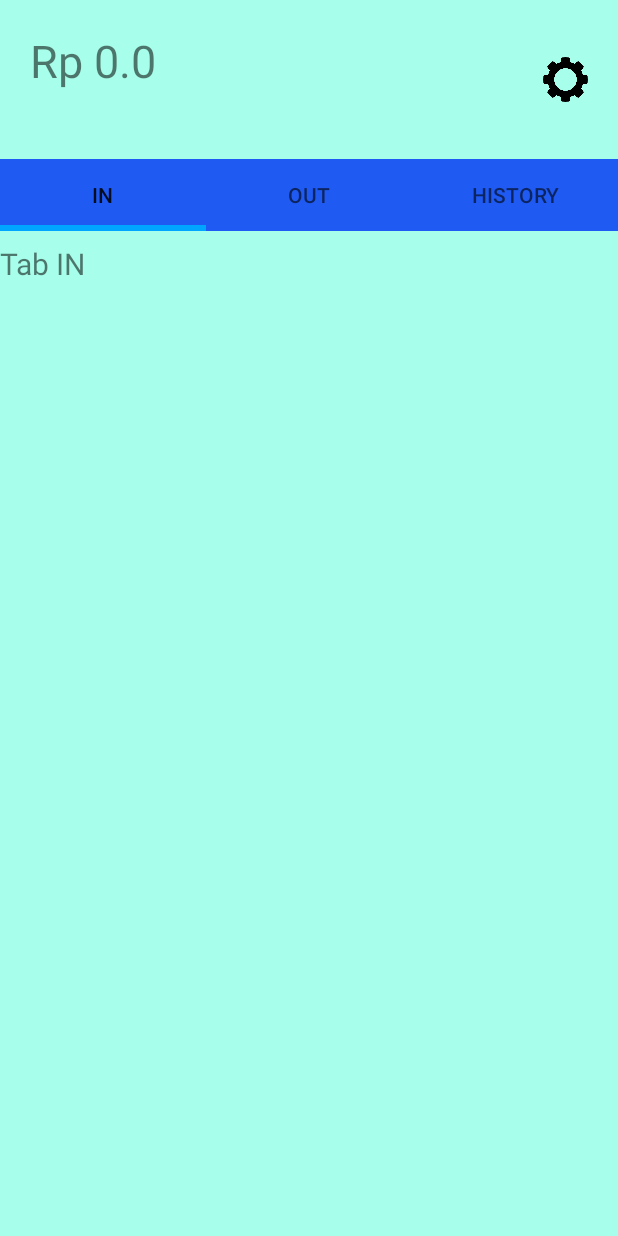
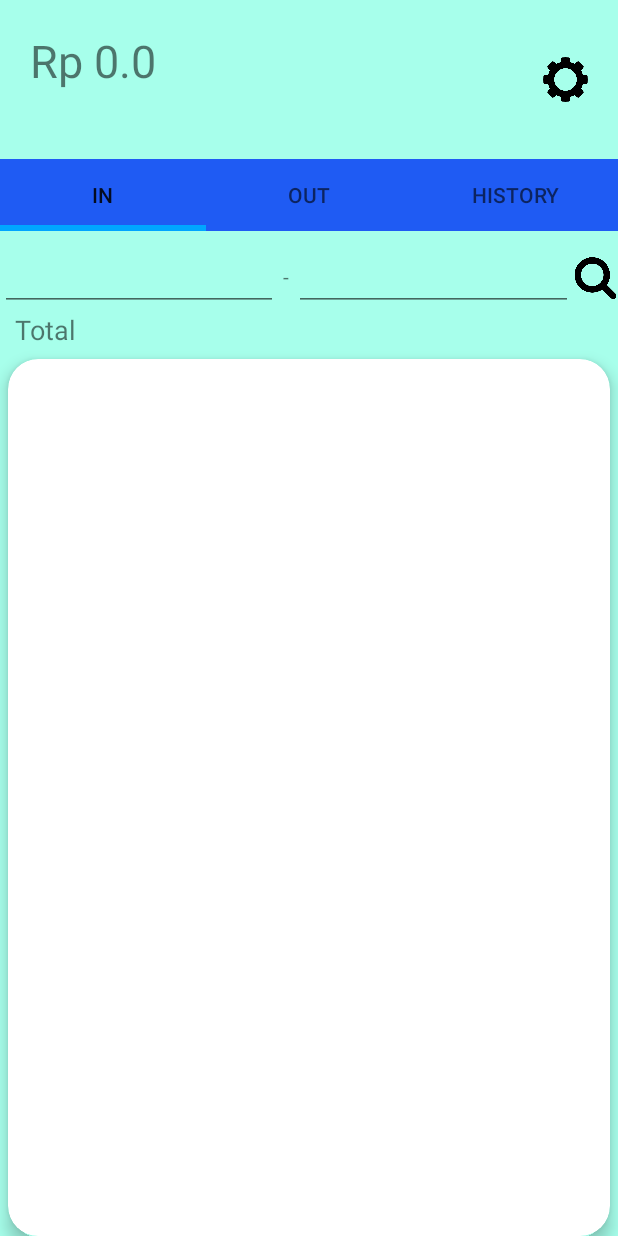
Before and after one commit to kaconk17/VDompet, an Android app: the TabInFrag screen opened directly, with no data from a screen before it, on a phone screen of 412 x 824 dp. Run offline under Robolectric (Android 15) with nearby library versions, the phone set to English and light mode, and no system bars; our stand-ins replace CircleImageView; 5 statements that could not run were skipped.

Commit message:
in layout

```diff
--- a/app/src/main/res/layout/fragment_in.xml
+++ b/app/src/main/res/layout/fragment_in.xml
@@ -1,17 +1,70 @@
 <?xml version="1.0" encoding="utf-8"?>
-<ScrollView xmlns:android="http://schemas.android.com/apk/res/android"
+<LinearLayout xmlns:android="http://schemas.android.com/apk/res/android"
+    xmlns:app="http://schemas.android.com/apk/res-auto"
+    xmlns:tools="http://schemas.android.com/tools"
     android:layout_width="match_parent"
-    android:layout_height="match_parent">
+    android:layout_height="match_parent"
+    android:orientation="vertical"
+    android:background="@color/bgcolor">
     <LinearLayout
         android:layout_width="match_parent"
         android:layout_height="wrap_content"
-        android:orientation="vertical">
+        android:orientation="horizontal"
+        android:gravity="center_vertical">
+        <EditText
+            android:id="@+id/in_date1"
+            android:layout_width="wrap_content"
+            android:layout_height="wrap_content"
+            android:inputType="date"
+            android:focusable="false"
+            android:cursorVisible="false"
+            android:layout_weight=".20"/>
         <TextView
-            android:id="@+id/txttest"
-            android:layout_width="match_parent"
+            android:layout_width="wrap_content"
             android:layout_height="wrap_content"
-            android:text="Tab IN"
-            android:textSize="20dp"/>
+            android:text=" - "/>
+        <EditText
+            android:id="@+id/in_date2"
+            android:layout_width="wrap_content"
+            android:layout_height="wrap_content"
+            android:inputType="date"
+            android:focusable="false"
+            android:cursorVisible="false"
+            android:layout_weight=".20"/>
+        <ImageButton
+            android:layout_width="30dp"
+            android:layout_height="30dp"
+            android:src="@drawable/search_ic"
+            android:background="@color/bgcolor"
+            android:scaleType="fitXY"/>
+
+
     </LinearLayout>
+<TextView
+    android:id="@+id/total_in"
+    android:layout_width="match_parent"
+    android:layout_height="wrap_content"
+    android:textSize="18dp"
+    android:layout_marginLeft="10dp"
+    android:text="Total"/>
 
-</ScrollView>
+       <androidx.cardview.widget.CardView
+           app:cardElevation="6dp"
+           app:cardCornerRadius="20dp"
+           android:layout_marginTop="7dp"
+           android:layout_marginLeft="5dp"
+           android:layout_marginRight="5dp"
+           android:layout_width="match_parent"
+           android:layout_height="match_parent">
+
+           <androidx.recyclerview.widget.RecyclerView
+               android:id="@+id/list_in"
+               android:layout_width="match_parent"
+               android:layout_height="match_parent">
+
+           </androidx.recyclerview.widget.RecyclerView>
+
+       </androidx.cardview.widget.CardView>
+
+
+</LinearLayout>
```
Also changed, not shown: app/src/main/java/com/kaconk/vdompet/AdapterIn.java (added, +63 -0 lines), app/src/main/java/com/kaconk/vdompet/DompetAdapter.java (deleted, +0 -70 lines), app/src/main/java/com/kaconk/vdompet/InTrans.java (added, +51 -0 lines), app/src/main/res/layout/fragment_out.xml (+60 -8 lines), app/src/main/res/layout/in_layout.xml (added, +43 -0 lines), app/src/main/res/drawable/search_ic.webp (added).
